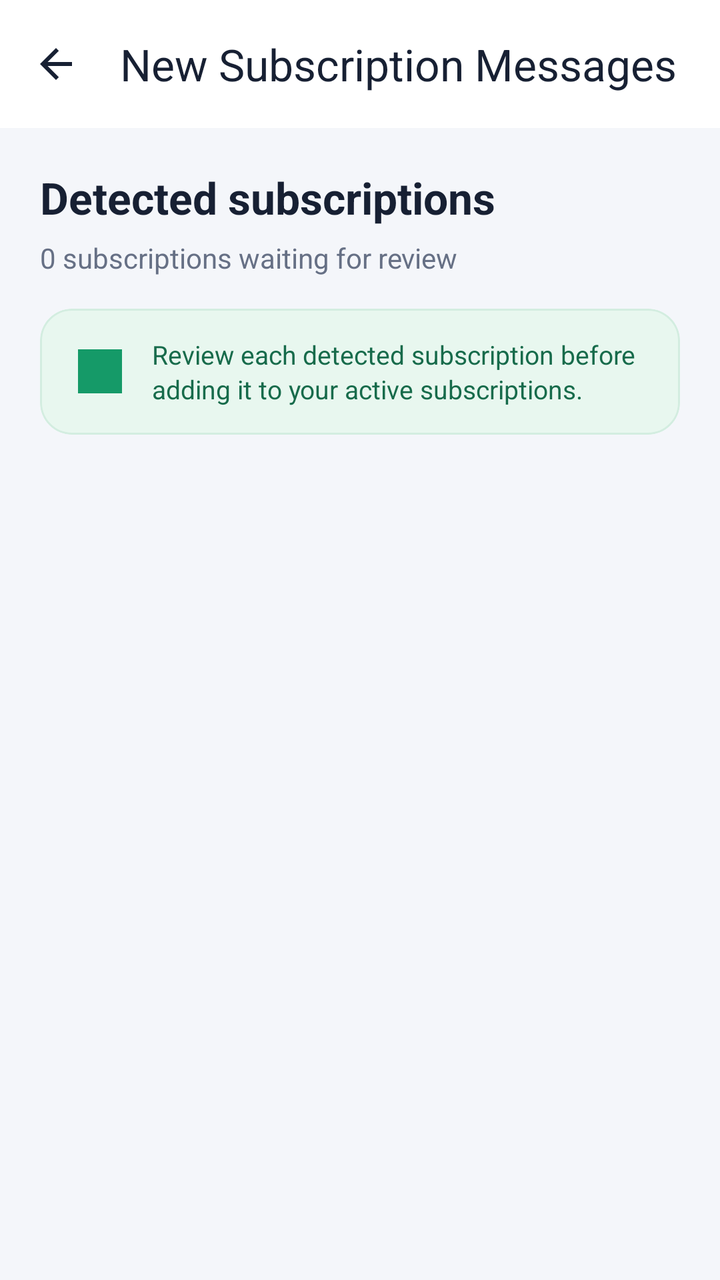
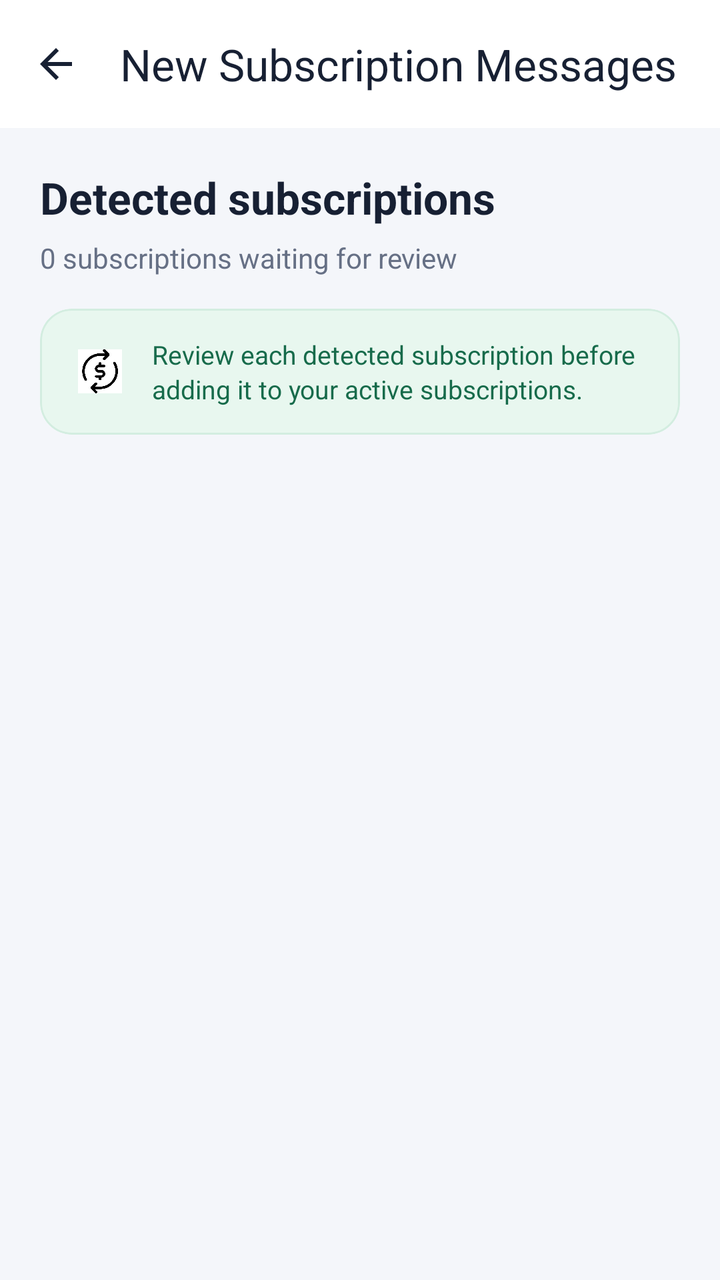

Compare the two renders of this Android layout. The source of the first and the diff that turns it into the second are given below.
<!-- AndroidManifest.xml: application theme Theme.AIExpenseManagementApplication -->
<!-- res/layout/activity_pending_subscriptions.xml -->
<?xml version="1.0" encoding="utf-8"?>
<androidx.coordinatorlayout.widget.CoordinatorLayout
    xmlns:android="http://schemas.android.com/apk/res/android"
    xmlns:app="http://schemas.android.com/apk/res-auto"
    android:layout_width="match_parent"
    android:layout_height="match_parent"
    android:background="#F4F6FA">

    <com.google.android.material.appbar.MaterialToolbar
        android:id="@+id/toolbar"
        android:layout_width="match_parent"
        android:layout_height="?attr/actionBarSize"
        android:background="#FFFFFF"
        android:elevation="0dp"
        app:navigationIcon="@drawable/ic_arrow_back"
        app:navigationIconTint="#172033"
        app:title="New Subscription Messages"
        app:titleTextColor="#172033" />

    <LinearLayout
        android:layout_width="match_parent"
        android:layout_height="match_parent"
        android:layout_marginTop="?attr/actionBarSize"
        android:orientation="vertical">

        <LinearLayout
            android:layout_width="match_parent"
            android:layout_height="wrap_content"
            android:orientation="vertical"
            android:paddingStart="20dp"
            android:paddingTop="20dp"
            android:paddingEnd="20dp"
            android:paddingBottom="12dp">

            <TextView
                android:layout_width="match_parent"
                android:layout_height="wrap_content"
                android:text="Detected subscriptions"
                android:textColor="#172033"
                android:textSize="22sp"
                android:textStyle="bold" />

            <TextView
                android:id="@+id/tvPendingCount"
                android:layout_width="match_parent"
                android:layout_height="wrap_content"
                android:layout_marginTop="6dp"
                android:text="0 subscriptions waiting for review"
                android:textColor="#667085"
                android:textSize="14sp" />

            <com.google.android.material.card.MaterialCardView
                android:layout_width="match_parent"
                android:layout_height="wrap_content"
                android:layout_marginTop="16dp"
                app:cardBackgroundColor="#E8F7EF"
                app:cardCornerRadius="16dp"
                app:cardElevation="0dp"
                app:strokeColor="#D3EDE0"
                app:strokeWidth="1dp">

                <LinearLayout
                    android:layout_width="match_parent"
                    android:layout_height="wrap_content"
                    android:gravity="center_vertical"
                    android:orientation="horizontal"
                    android:padding="14dp">

                    <ImageView
                        android:layout_width="32dp"
                        android:layout_height="32dp"
                        android:contentDescription="Information"
                        android:padding="5dp"
                        android:src="@drawable/subscribtion"
                        android:tint="#159A68" />

                    <TextView
                        android:layout_width="0dp"
                        android:layout_height="wrap_content"
                        android:layout_marginStart="10dp"
                        android:layout_weight="1"
                        android:text="Review each detected subscription before adding it to your active subscriptions."
                        android:textColor="#176B4B"
                        android:textSize="13sp"
                        android:lineSpacingExtra="2dp" />
                </LinearLayout>
            </com.google.android.material.card.MaterialCardView>
        </LinearLayout>

        <FrameLayout
            android:layout_width="match_parent"
            android:layout_height="0dp"
            android:layout_weight="1">

            <androidx.recyclerview.widget.RecyclerView
                android:id="@+id/rvPendingSubscriptions"
                android:layout_width="match_parent"
                android:layout_height="match_parent"
                android:clipToPadding="false"
                android:paddingStart="16dp"
                android:paddingEnd="16dp"
                android:paddingTop="4dp"
                android:paddingBottom="24dp" />

            <LinearLayout
                android:id="@+id/layoutEmpty"
                android:layout_width="match_parent"
                android:layout_height="match_parent"
                android:gravity="center"
                android:orientation="vertical"
                android:padding="32dp"
                android:visibility="gone">

                <FrameLayout
                    android:layout_width="96dp"
                    android:layout_height="96dp"
                    android:background="#E8F7EF">

                    <ImageView
                        android:layout_width="match_parent"
                        android:layout_height="match_parent"
                        android:contentDescription="No subscription messages"
                        android:padding="24dp"
                        android:src="@drawable/subscribtion"
                        android:tint="#159A68" />
                </FrameLayout>

                <TextView
                    android:layout_width="wrap_content"
                    android:layout_height="wrap_content"
                    android:layout_marginTop="18dp"
                    android:text="No subscriptions to review"
                    android:textColor="#172033"
                    android:textSize="18sp"
                    android:textStyle="bold" />

                <TextView
                    android:layout_width="match_parent"
                    android:layout_height="wrap_content"
                    android:layout_marginTop="8dp"
                    android:gravity="center"
                    android:text="Scan Gmail to find new subscription messages."
                    android:textColor="#667085"
                    android:textSize="14sp"
                    android:lineSpacingExtra="2dp" />
            </LinearLayout>
        </FrameLayout>
    </LinearLayout>
</androidx.coordinatorlayout.widget.CoordinatorLayout>
<!-- resources referenced by this layout -->
<resources>
  <!-- drawable ic_arrow_back (drawable) -->
  <?xml version="1.0" encoding="utf-8"?>
  <vector xmlns:android="http://schemas.android.com/apk/res/android"
      android:width="24dp"
      android:height="24dp"
      android:viewportWidth="24"
      android:viewportHeight="24">
  
      <path
          android:fillColor="#111827"
          android:pathData="M20,11H7.83l5.59,-5.59L12,4l-8,8 8,8 1.41,-1.41L7.83,13H20v-2z" />
  
  </vector>
  <!-- drawable subscribtion: png bitmap (drawable, 6612 bytes) -->
  <style name="Theme.AIExpenseManagementApplication" parent="Base.Theme.AIExpenseManagementApplication" />
  <style name="Base.Theme.AIExpenseManagementApplication" parent="Theme.Material3.DayNight.NoActionBar">
  
          <item name="colorPrimary">#C7C7CC</item>
          <item name="colorOnPrimary">#FFFFFF</item>
  
          
          <item name="android:statusBarColor">#FFFFFF</item>
  
          
          <item name="android:windowLightStatusBar">true</item>
  
          <item name="colorSecondaryContainer">@color/nav_selected_background</item>
  
      </style>
  <color name="nav_selected_background">#DCFCE7</color>
</resources>

<!-- the commit's change to res/layout/activity_pending_subscriptions.xml (unified diff, before → after) -->
@@ -72,7 +72,7 @@
                         android:contentDescription="Information"
                         android:padding="5dp"
                         android:src="@drawable/subscribtion"
-                        android:tint="#159A68" />
+                        />
 
                     <TextView
                         android:layout_width="0dp"
@@ -122,7 +122,7 @@
                         android:contentDescription="No subscription messages"
                         android:padding="24dp"
                         android:src="@drawable/subscribtion"
-                        android:tint="#159A68" />
+                        />
                 </FrameLayout>
 
                 <TextView
